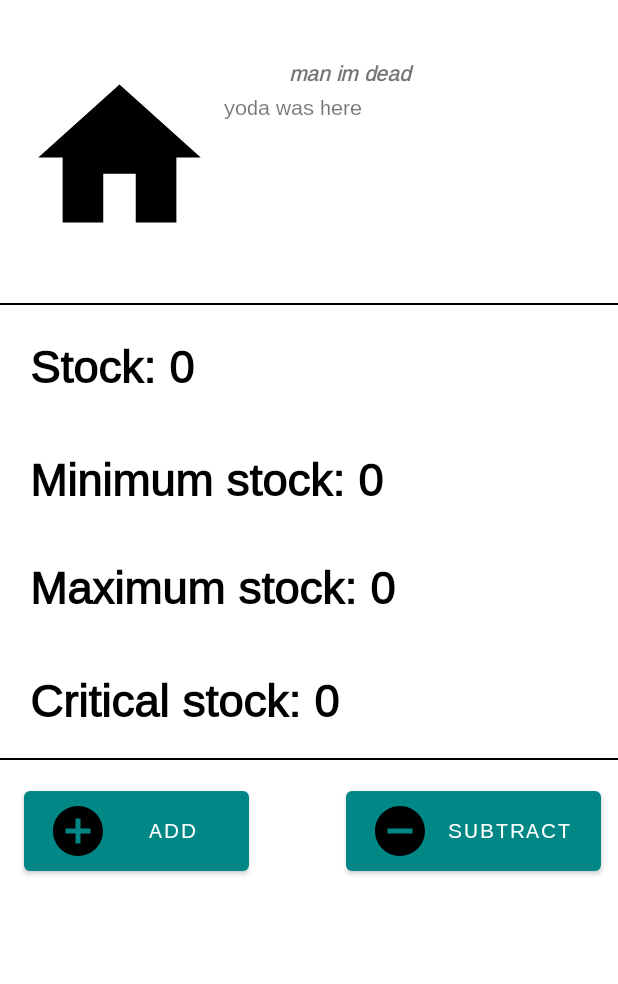
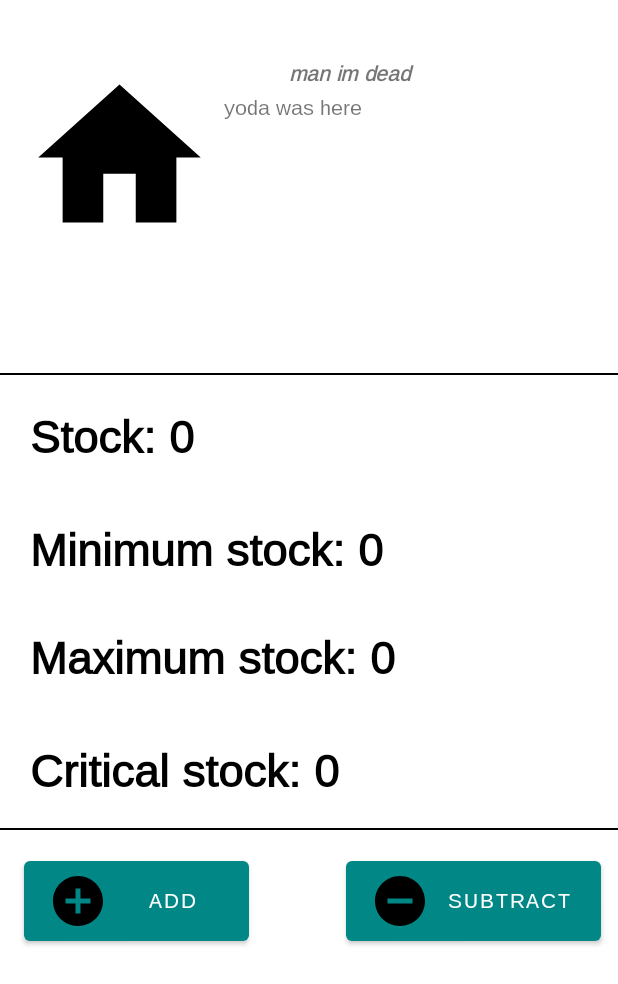
Before and after one commit to Shibsterr/FABLAB_Accounting, an Android app: the fragment SpecStockEquipmentFragment shown on its own in the app's theme, on a phone screen of 412 x 824 dp. Shown: the top 984 px of the screen. Run offline under Robolectric (Android 15) with nearby library versions, the phone set to English and light mode, and no system bars; our stand-ins replace Firebase (no records; nobody signed in at launch, a user with empty details on screens opened directly).

Commit message:
Kļūdas labošana + atrasts vietas kur valoda netiek mainīta

```diff
--- a/app/src/main/java/com/example/fablab/ui/stockequip/SpecStockEquipmentFragment.java
+++ b/app/src/main/java/com/example/fablab/ui/stockequip/SpecStockEquipmentFragment.java
@@ -2,6 +2,9 @@ package com.example.fablab.ui.stockequip;
 
 import android.content.ActivityNotFoundException;
 import android.content.Intent;
+import android.content.SharedPreferences;
+import android.content.res.Configuration;
+import android.content.res.Resources;
 import android.os.Bundle;
 import android.util.Log;
 import android.view.LayoutInflater;
@@ -14,6 +17,7 @@ import android.widget.Toast;
 
 import androidx.annotation.NonNull;
 import androidx.fragment.app.Fragment;
+import androidx.preference.PreferenceManager;
 
 import com.bumptech.glide.Glide;
 import com.example.fablab.R;
@@ -46,6 +50,20 @@ public class SpecStockEquipmentFragment extends Fragment {
 
     @Override
     public void onCreate(Bundle savedInstanceState) {
+        SharedPreferences sharedPreferences = PreferenceManager.getDefaultSharedPreferences(getContext());
+        // Set locale based on saved language preference
+        String languageCode = sharedPreferences.getString("language_preference", "en");
+        Locale locale = new Locale(languageCode);
+        Locale.setDefault(locale);
+
+        Resources resources = getResources();
+        Configuration configuration = new Configuration(resources.getConfiguration());
+        configuration.setLocale(locale);
+
+        // Update the configuration and display metrics
+        resources.updateConfiguration(configuration, resources.getDisplayMetrics());
+
+        Log.d("MainActivity", "Language Code: " + languageCode);
         super.onCreate(savedInstanceState);
 
     }
@@ -53,6 +71,20 @@ public class SpecStockEquipmentFragment extends Fragment {
     @Override
     public View onCreateView(LayoutInflater inflater, ViewGroup container, Bundle savedInstanceState) {
         View view = inflater.inflate(R.layout.fragment_spec_stock_equipment, container, false);
+        SharedPreferences sharedPreferences = PreferenceManager.getDefaultSharedPreferences(getContext());
+        // Set locale based on saved language preference
+        String languageCode = sharedPreferences.getString("language_preference", "en");
+        Locale locale = new Locale(languageCode);
+        Locale.setDefault(locale);
+
+        Resources resources = getResources();
+        Configuration configuration = new Configuration(resources.getConfiguration());
+        configuration.setLocale(locale);
+
+        // Update the configuration and display metrics
+        resources.updateConfiguration(configuration, resources.getDisplayMetrics());
+
+        Log.d("MainActivity", "Language Code: " + languageCode);
         // Retrieve the data passed from the previous fragment
         Bundle bundle = getArguments();
 
--- a/app/src/main/res/layout/fragment_spec_stock_equipment.xml
+++ b/app/src/main/res/layout/fragment_spec_stock_equipment.xml
@@ -48,7 +48,7 @@
         <TextView
             android:id="@+id/equip_desc"
             android:layout_width="205dp"
-            android:layout_height="103dp"
+            android:layout_height="150dp"
             android:layout_marginStart="5dp"
             android:layout_marginTop="4dp"
             android:layout_marginEnd="12dp"
@@ -78,7 +78,7 @@
             android:layout_marginTop="4dp"
             android:gravity="center_vertical"
             android:paddingLeft="20sp"
-            android:text="Stock: 0"
+            android:text="@string/stock_0"
             android:textColor="@color/black"
             android:textSize="30sp"
             android:textStyle="bold"
@@ -93,7 +93,7 @@
             android:layout_height="75dp"
             android:gravity="center_vertical"
             android:paddingLeft="20sp"
-            android:text="Minimum stock: 0"
+            android:text="@string/minimum_stock_0"
             android:textColor="@color/black"
             android:textSize="30sp"
             android:textStyle="bold"
@@ -109,7 +109,7 @@
             android:layout_marginTop="72dp"
             android:gravity="center_vertical"
             android:paddingLeft="20sp"
-            android:text="Maximum stock: 0"
+            android:text="@string/maximum_stock_0"
             android:textColor="@color/black"
             android:textSize="30sp"
             android:textStyle="bold"
@@ -124,7 +124,7 @@
             android:layout_height="75dp"
             android:gravity="center_vertical"
             android:paddingLeft="20sp"
-            android:text="Critical stock: 0"
+            android:text="@string/critical_stock_0"
             android:textColor="@color/black"
             android:textSize="30sp"
             android:textStyle="bold"
--- a/app/src/main/res/values/strings.xml
+++ b/app/src/main/res/values/strings.xml
@@ -168,4 +168,10 @@
     <string name="titleE">Title: %1$s</string>
     <string name="descriptionE">Description: %1$s</string>
     <string name="status_event">Status:</string>
+    <string name="Instruction_stock">Instruction</string>
+    <string name="stock_st">Stock</string>
+    <string name="minimum_stock_0">Minimum stock: 0</string>
+    <string name="stock_0">Stock: 0</string>
+    <string name="maximum_stock_0">Maximum stock: 0</string>
+    <string name="critical_stock_0">Critical stock: 0</string>
 </resources>
```
Also changed, not shown: app/src/main/java/com/example/fablab/MainActivity.java (+16 -5 lines), app/src/main/java/com/example/fablab/NetworkChangeReceiver.java (+3 -6 lines), app/src/main/java/com/example/fablab/ui/SpecificEquipmentFragment.java (+34 -0 lines), app/src/main/res/layout/fragment_specific_equipment.xml (+8 -8 lines), 2 other files.
